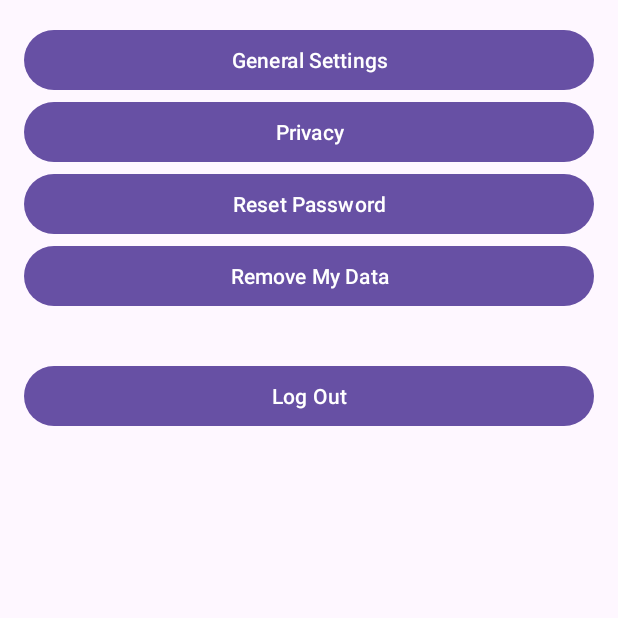
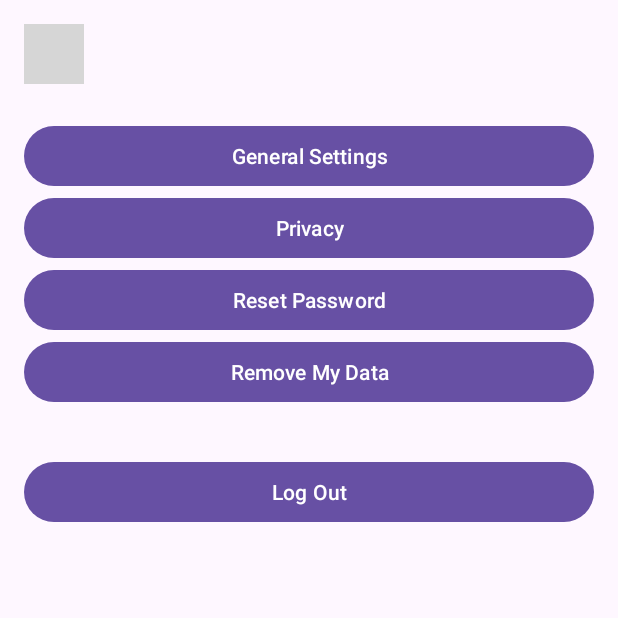
Before and after one commit to hlbels/AuraSense, an Android app: the SettingsActivity screen opened directly, with no data from a screen before it, on a phone screen of 412 x 824 dp, the top half of it. Run offline under Robolectric (Android 15) with nearby library versions, the phone set to English and light mode, and no system bars; grey boxes are pictures that could not be loaded.

Commit message:
Update activity_settings.xml

```diff
--- a/AuraSense/app/src/main/res/layout/activity_settings.xml
+++ b/AuraSense/app/src/main/res/layout/activity_settings.xml
@@ -1,16 +1,42 @@
 <?xml version="1.0" encoding="utf-8"?>
-<LinearLayout xmlns:android="http://schemas.android.com/apk/res/android"
-    android:layout_width="match_parent" android:layout_height="match_parent"
-    android:orientation="vertical" android:padding="16dp">
+<RelativeLayout xmlns:android="http://schemas.android.com/apk/res/android"
+    android:layout_width="match_parent"
+    android:layout_height="match_parent"
+    android:padding="16dp">
+
+    <!-- Back arrow (top-left) -->
+    <ImageButton
+        android:id="@+id/backButton"
+        android:layout_width="40dp"
+        android:layout_height="40dp"
+        android:background="?attr/selectableItemBackgroundBorderless"
+        android:padding="8dp"
+        android:src="@drawable/ic_arrow_back"
+        android:tint="@android:color/black"
+        android:contentDescription="Back" />
+
+    <!-- Original button stack (unchanged) -->
+    <LinearLayout
+        android:layout_width="match_parent"
+        android:layout_height="wrap_content"
+        android:orientation="vertical"
+        android:layout_below="@id/backButton"
+        android:layout_marginTop="24dp">
 
         <Button android:id="@+id/generalSettings" android:layout_width="match_parent"
             android:layout_height="wrap_content" android:text="General Settings"/>
+
         <Button android:id="@+id/privacySettings" android:layout_width="match_parent"
             android:layout_height="wrap_content" android:text="Privacy"/>
+
         <Button android:id="@+id/resetPassword" android:layout_width="match_parent"
             android:layout_height="wrap_content" android:text="Reset Password"/>
+
         <Button android:id="@+id/removeData" android:layout_width="match_parent"
             android:layout_height="wrap_content" android:text="Remove My Data"/>
+
         <Button android:id="@+id/logOut" android:layout_width="match_parent"
-        android:layout_height="wrap_content" android:layout_marginTop="32dp" android:text="Log Out"/>
+            android:layout_height="wrap_content" android:layout_marginTop="32dp"
+            android:text="Log Out"/>
     </LinearLayout>
+</RelativeLayout>
```
Lines whose indentation alone changed are shown as unchanged.
